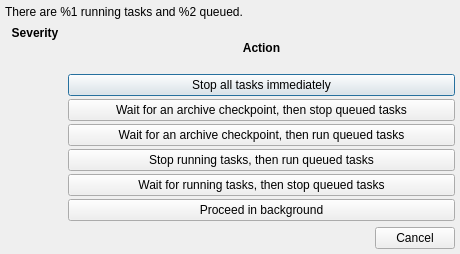
Before: the Qt Designer form forms/stoptasksdialog.ui in Tarsnap/tarsnap-gui, drawn with Qt 5.
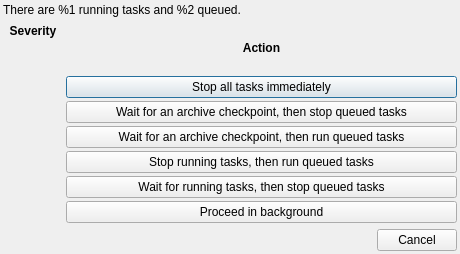
After: the same form once the commit is applied.

What changed in the file:
```diff
--- a/forms/stoptasksdialog.ui
+++ b/forms/stoptasksdialog.ui
@@ -25,18 +25,18 @@
   <property name="windowTitle">
    <string>Stop tasks</string>
   </property>
-  <layout class="QVBoxLayout" name="verticalLayout" stretch="0,0,0">
+  <layout class="QVBoxLayout" name="stopTasksVerticalLayout">
    <property name="leftMargin">
-    <number>5</number>
+    <number>3</number>
    </property>
    <property name="topMargin">
-    <number>5</number>
+    <number>3</number>
    </property>
    <property name="rightMargin">
-    <number>5</number>
+    <number>3</number>
    </property>
    <property name="bottomMargin">
-    <number>5</number>
+    <number>3</number>
    </property>
    <item>
     <widget class="QLabel" name="numTasksLabel">
```
